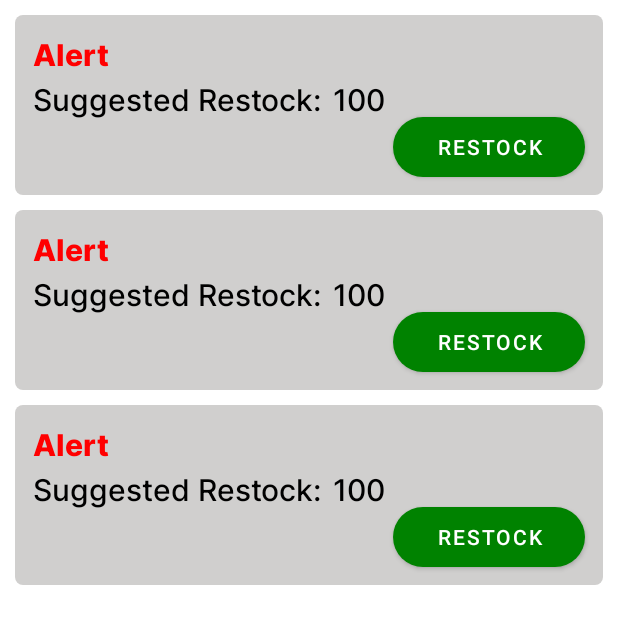
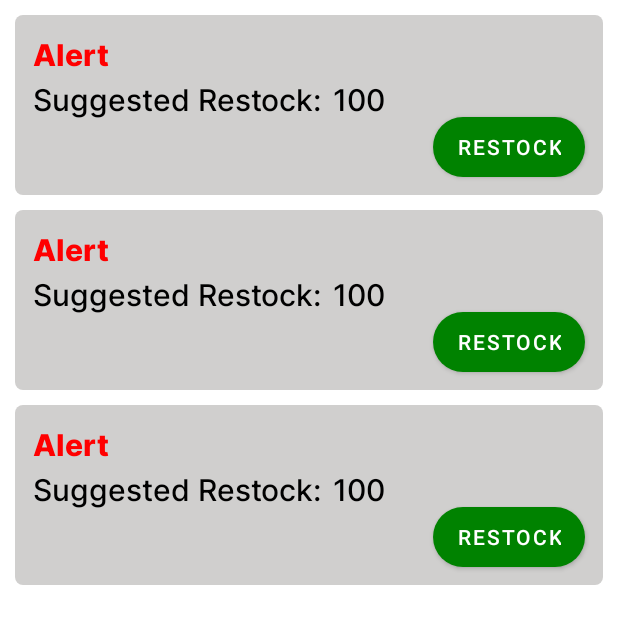
Before and after one commit to RB0810/BrewLogi, an Android app: the layout fragment_alert.xml on its own in the app's theme, with its tools: preview values and no code run, on a phone screen of 412 x 824 dp. Shown: the top 624 px of the screen. Run offline under Robolectric (Android 15) with nearby library versions, the phone set to English and light mode, and no system bars.

Commit message:
Restock works

```diff
--- a/app/src/main/res/layout/rv_alert.xml
+++ b/app/src/main/res/layout/rv_alert.xml
@@ -46,12 +46,12 @@
     <Button
         android:id="@+id/restock"
         android:text="Restock"
-        android:layout_width="140dp"
+        android:layout_width="wrap_content"
         android:layout_height="40dp"
        android:gravity="center"
         android:layout_marginTop="66dp"
-        android:layout_marginLeft="250dp"
         android:layout_marginRight="10dp"
+        android:layout_alignParentRight="true"
         android:background="@drawable/roundedrect"
         />
 
```
